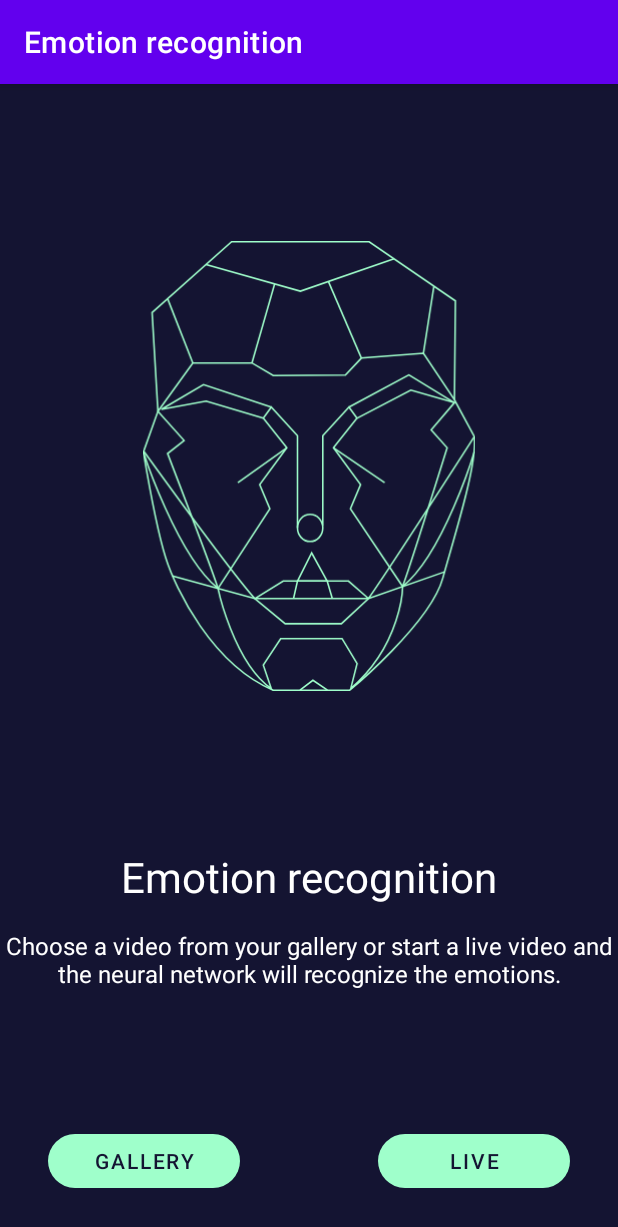
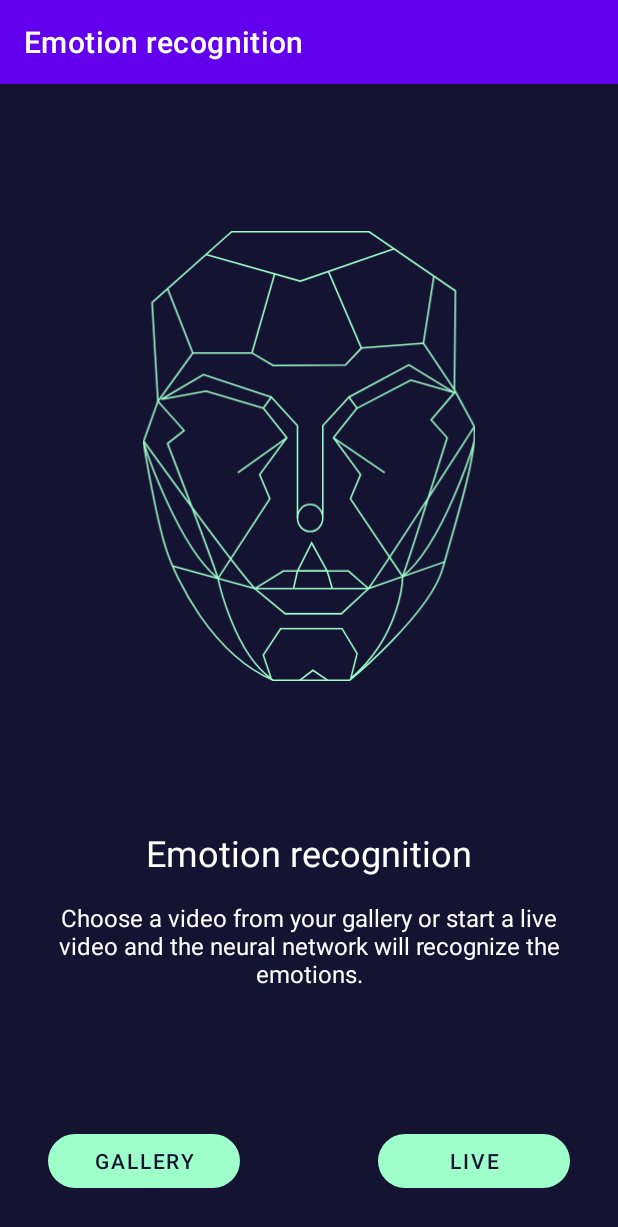
Before and after one commit to PolinaDemochkina/EmotionRecognition, an Android app: the screen it shows after launch (MainActivity), on a phone screen of 412 x 824 dp. Shown: the top 1227 px of the screen. Run offline under Robolectric (Android 15) with nearby library versions, the phone set to English and light mode, and no system bars; libraries missing offline, so code that uses them is left out: org.jetbrains.kotlinx, org.pytorch, org.pytorch.torchvision, org.tensorflow.contrib; 2 statements that could not run were skipped.

Commit message:
Interface improvements

```diff
--- a/app/src/main/res/layout/activity_main.xml
+++ b/app/src/main/res/layout/activity_main.xml
@@ -54,17 +54,18 @@
         android:layout_marginBottom="16dp"
         android:text="@string/emotion_recognition"
         android:textColor="#FFFFFF"
-        android:textSize="28sp"
+        android:textSize="24sp"
         app:layout_constraintBottom_toTopOf="@+id/Instruction"
         app:layout_constraintEnd_toEndOf="parent"
+        app:layout_constraintHorizontal_bias="0.5"
         app:layout_constraintStart_toStartOf="parent" />
 
     <TextView
         android:id="@+id/Instruction"
-        android:layout_width="wrap_content"
+        android:layout_width="0dp"
         android:layout_height="wrap_content"
-        android:layout_marginStart="100dp"
-        android:layout_marginEnd="100dp"
+        android:layout_marginStart="20dp"
+        android:layout_marginEnd="20dp"
         android:layout_marginBottom="96dp"
         android:gravity="center"
         android:text="@string/instruction"
@@ -84,6 +85,6 @@
         app:layout_constraintStart_toStartOf="parent"
         app:layout_constraintTop_toTopOf="@+id/imageView"
         app:layout_constraintVertical_bias="0.501"
-        tools:ignore="ContentDescription"
-        app:tint="#9FFFCB" />
+        app:tint="#9FFFCB"
+        tools:ignore="ContentDescription" />
 </androidx.constraintlayout.widget.ConstraintLayout>
```
